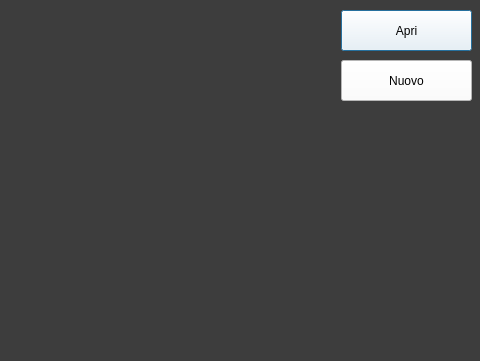
This is listaclienti.ui in riccardomalpiedi/parcheggio as Qt 5 draws it before an edit; both pictures show x 229 to 709 and y 0 to 361 of the 709 by 361 pixel window. The edited form follows.
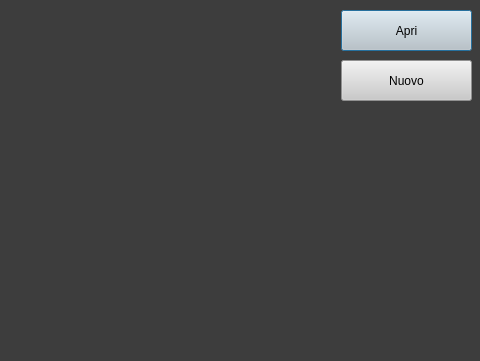
This is the edited form.

Patch:
```diff
--- a/listaclienti.ui
+++ b/listaclienti.ui
@@ -30,7 +30,7 @@
     <cursorShape>PointingHandCursor</cursorShape>
    </property>
    <property name="styleSheet">
-    <string notr="true">background-color: rgb(255, 255, 255);
+    <string notr="true">background-color: rgb(202, 202, 202);
 font: 10pt &quot;MS Shell Dlg 2&quot;;</string>
    </property>
    <property name="text">
@@ -50,7 +50,7 @@
     <cursorShape>PointingHandCursor</cursorShape>
    </property>
    <property name="styleSheet">
-    <string notr="true">background-color: rgb(255, 255, 255);
+    <string notr="true">background-color: rgb(202, 202, 202);
 font: 10pt &quot;MS Shell Dlg 2&quot;;</string>
    </property>
    <property name="text">
```
